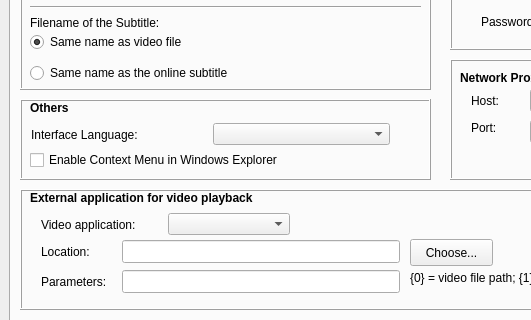
Above: gui/main.ui from mamboitaliano21/subdownloader before the change; both pictures show x 0 to 531 and y 175 to 495 of the 780 by 593 pixel window. Below: the same form after it.
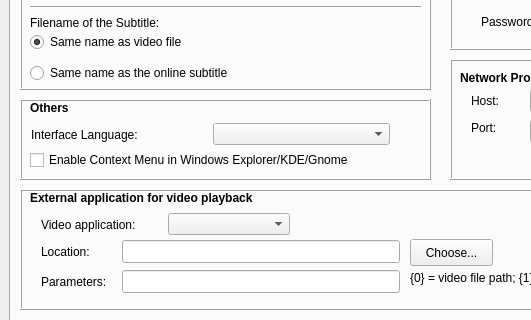
That is the form after the change. The open tabs and pages were chosen to show the change. Custom widgets are drawn as their Qt base class.

Commit message: Video Player Option. Added Connection Error Alert in the GUI.

What changed in the file:
```diff
--- a/gui/main.ui
+++ b/gui/main.ui
@@ -1195,7 +1195,7 @@
              <rect>
               <x>10</x>
               <y>50</y>
-              <width>311</width>
+              <width>371</width>
               <height>22</height>
              </rect>
             </property>
@@ -1212,7 +1212,7 @@
              </size>
             </property>
             <property name="text" >
-             <string>Enable Context Menu in Windows Explorer</string>
+             <string>Enable Context Menu in Windows Explorer/KDE/Gnome</string>
             </property>
            </widget>
            <widget class="QComboBox" name="optionInterfaceLanguage" >
```
Left out of the diff: 2 changed lines with no effect on the pictures. The commit also changes 5 other files.
